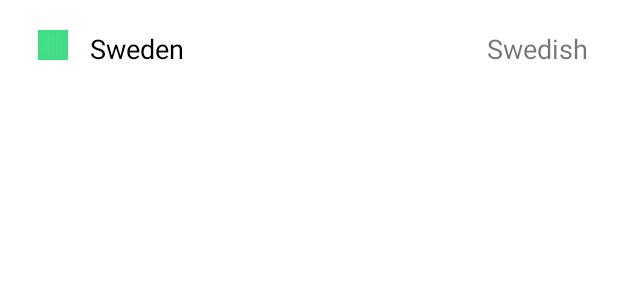
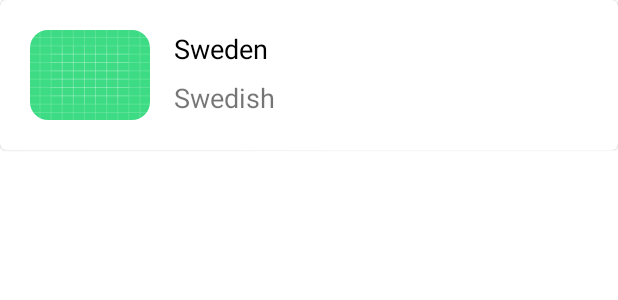
Before and after one commit to phuong-dev17/ListCountry, an Android app: the layout layout_cell.xml on its own in the app's theme, with its tools: preview values and no code run, on a phone screen of 412 x 824 dp. Shown: the top 300 px of the screen. Run offline under Robolectric (Android 15) with nearby library versions, the phone set to English and light mode, and no system bars.

Commit message:
Change cell's layout

```diff
--- a/module206/project1/src/main/res/layout/layout_cell.xml
+++ b/module206/project1/src/main/res/layout/layout_cell.xml
@@ -1,18 +1,23 @@
 <?xml version="1.0" encoding="utf-8"?>
-<androidx.constraintlayout.widget.ConstraintLayout xmlns:android="http://schemas.android.com/apk/res/android"
+<com.google.android.material.card.MaterialCardView xmlns:android="http://schemas.android.com/apk/res/android"
     xmlns:tools="http://schemas.android.com/tools"
+    xmlns:app="http://schemas.android.com/apk/res-auto"
+    android:layout_width="match_parent"
+    android:layout_height="wrap_content">
+    <androidx.constraintlayout.widget.ConstraintLayout
         android:layout_width="match_parent"
         android:layout_height="wrap_content"
-    xmlns:app="http://schemas.android.com/apk/res-auto"
         android:padding="20dp">
 
-    <ImageView
+        <com.google.android.material.imageview.ShapeableImageView
             app:layout_constraintStart_toStartOf="parent"
             app:layout_constraintTop_toTopOf="parent"
             android:id="@+id/imgFlag"
-        android:layout_width="30dp"
-        android:layout_height="20dp"
-        tools:src="@drawable/ic_launcher_background" />
+            android:layout_width="80dp"
+            android:layout_height="60dp"
+            android:scaleType="fitXY"
+            tools:src="@drawable/ic_launcher_background"
+            app:shapeAppearanceOverlay="@style/ShapeAppearance.Material3.Corner.Medium"/>
 
         <TextView
             android:id="@+id/countryName"
@@ -23,18 +28,18 @@
             android:maxWidth="150dp"
             app:layout_constraintStart_toEndOf="@id/imgFlag"
             app:layout_constraintTop_toTopOf="parent"
-        android:layout_marginStart="10dp"
-        app:layout_constraintBottom_toBottomOf="parent"
+            android:layout_marginStart="16dp"
             tools:text="Sweden" />
 
         <TextView
             android:id="@+id/language"
-        app:layout_constraintEnd_toEndOf="parent"
             android:layout_width="wrap_content"
             android:layout_height="wrap_content"
-        app:layout_constraintTop_toTopOf="parent"
-        app:layout_constraintBottom_toBottomOf="parent"
+            app:layout_constraintTop_toBottomOf="@+id/countryName"
+            app:layout_constraintStart_toStartOf="@+id/countryName"
             android:textSize="18sp"
+            android:layout_marginTop="8dp"
             tools:text="Swedish" />
 
     </androidx.constraintlayout.widget.ConstraintLayout>
+</com.google.android.material.card.MaterialCardView>
```
Lines whose indentation alone changed are shown as unchanged.
